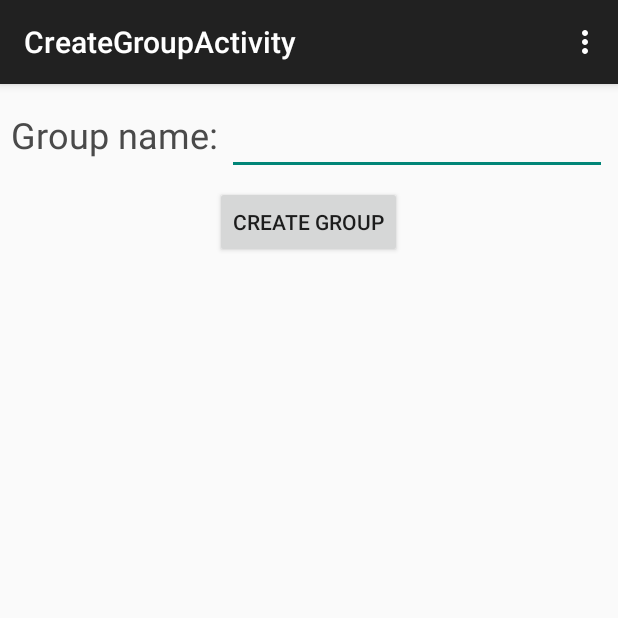
After one commit to mariiaVoitenko/dutyHelperAndroid, an Android app: the CreateGroupActivity screen opened directly, with no data from a screen before it, on a phone screen of 412 x 824 dp, the top half of it. The commit adds this screen. Run offline under Robolectric (Android 15) with nearby library versions, the phone set to English and light mode, and no system bars; libraries missing offline, so code that uses them is left out: retrofit.client; network calls fail.

Commit message:
Group details and editing name. No members adding

```diff
--- a/app/src/main/java/com/voitenko/dutyhelper/API/GroupsAPI.java
+++ b/app/src/main/java/com/voitenko/dutyhelper/API/GroupsAPI.java
@@ -4,10 +4,14 @@ import com.voitenko.dutyhelper.models.Category;
 import com.voitenko.dutyhelper.models.Duty;
 import com.voitenko.dutyhelper.models.Group;
 
+import java.util.ArrayList;
+
 import retrofit.Callback;
+import retrofit.http.Body;
 import retrofit.http.DELETE;
 import retrofit.http.GET;
 import retrofit.http.POST;
+import retrofit.http.PUT;
 import retrofit.http.Path;
 
 public interface GroupsAPI {
@@ -15,8 +19,14 @@ public interface GroupsAPI {
     public void getGroup(@Path("id") int id, Callback<Group> response);
 
     @POST("/api/user_groups")
-    public Group setGroup(Callback<Group> response);
+    public void setGroup(@Body Group group,Callback<String> response);
+
+    @PUT("/api/user_groups")
+    public void  editGroup(@Body Group group, Callback<String> response);
 
     @DELETE("/api/user_groups/{id}")
     public void deleteGroup(@Path("id") int id, Callback<Group> response);
+
+    @GET("/api/user_groups")
+    public void getAll(Callback<ArrayList<Group>> response);
 }
--- a/app/src/main/java/com/voitenko/dutyhelper/API/MembershipAPI.java
+++ b/app/src/main/java/com/voitenko/dutyhelper/API/MembershipAPI.java
@@ -1,12 +1,16 @@
 package com.voitenko.dutyhelper.API;
 
+import com.voitenko.dutyhelper.models.Group;
 import com.voitenko.dutyhelper.models.Membership;
 
 import java.util.ArrayList;
 
 import retrofit.Callback;
+import retrofit.http.Body;
 import retrofit.http.DELETE;
 import retrofit.http.GET;
+import retrofit.http.POST;
+import retrofit.http.PUT;
 import retrofit.http.Path;
 
 public interface MembershipAPI {
@@ -16,6 +20,12 @@ public interface MembershipAPI {
     @GET("/api/memberships")
     public void getAll(Callback<ArrayList<Membership>> response);
 
+    @POST("/api/memberships")
+    public void setMembership(@Body Membership membership,Callback<String> response);
+
+    @PUT("/api/memberships")
+    public void  editMembership(@Body Membership membership, Callback<String> response);
+
     @DELETE("/api/memberships/{id}")
     public void deleteAppointment(@Path("id") int id, Callback<Membership> response);
 }
--- a/app/src/main/java/com/voitenko/dutyhelper/ConstantsContainer.java
+++ b/app/src/main/java/com/voitenko/dutyhelper/ConstantsContainer.java
@@ -5,6 +5,7 @@ import android.os.Environment;
 public class ConstantsContainer {
     public static final String USER_ID = "userId";
     public static final String DUTY_ID = "dutyId";
+    public static final String GROUP_ID = "groupId";
     public static final String ENDPOINT = "http://dutyhelper-mielientiev.rhcloud.com/";
     public static final String RESTORE_PASSWORD_LINK = "http://dutyhelper-mielientiev.rhcloud.com/#/reset/request/";
     public static final String REGISTER_LINK = "http://dutyhelper-mielientiev.rhcloud.com/#/register/";
--- /dev/null
+++ b/app/src/main/java/com/voitenko/dutyhelper/activities/CreateGroupActivity.java
@@ -0,0 +1,156 @@
+package com.voitenko.dutyhelper.activities;
+
+import android.content.Intent;
+import android.support.v7.app.ActionBarActivity;
+import android.os.Bundle;
+import android.util.Log;
+import android.view.Menu;
+import android.view.MenuItem;
+import android.view.View;
+import android.widget.Button;
+import android.widget.EditText;
+
+import com.voitenko.dutyhelper.API.AppointmentAPI;
+import com.voitenko.dutyhelper.API.GroupsAPI;
+import com.voitenko.dutyhelper.API.MembershipAPI;
+import com.voitenko.dutyhelper.API.UsersAPI;
+import com.voitenko.dutyhelper.BL.DataConverter;
+import com.voitenko.dutyhelper.BL.ServiceGenerator;
+import com.voitenko.dutyhelper.ConstantsContainer;
+import com.voitenko.dutyhelper.R;
+import com.voitenko.dutyhelper.models.Group;
+import com.voitenko.dutyhelper.models.Membership;
+import com.voitenko.dutyhelper.models.Status;
+import com.voitenko.dutyhelper.models.User;
+
+import java.util.ArrayList;
+
+import retrofit.Callback;
+import retrofit.RetrofitError;
+import retrofit.client.Response;
+
+
+public class CreateGroupActivity extends ActionBarActivity {
+
+    @Override
+    protected void onCreate(Bundle savedInstanceState) {
+        super.onCreate(savedInstanceState);
+        setContentView(R.layout.activity_create_group);
+        Button createButton = (Button) findViewById(R.id.create_group_button);
+        createButton.setOnClickListener(new View.OnClickListener() {
+            @Override
+            public void onClick(View v) {
+                EditText nameEditText = (EditText) findViewById(R.id.group_name);
+                final String name = nameEditText.getText().toString();
+                createGroup(name);
+            }
+        });
+
+    }
+
+    @Override
+    public boolean onCreateOptionsMenu(Menu menu) {
+        getMenuInflater().inflate(R.menu.menu_main, menu);
+        return true;
+    }
+
+    @Override
+    public boolean onOptionsItemSelected(MenuItem item) {
+        int id = item.getItemId();
+
+        if (id == R.id.action_logout) {
+            Intent intent = new Intent(CreateGroupActivity.this, RPLoginActivity.class);
+            startActivity(intent);
+            finish();
+            return true;
+        }
+        if (id == R.id.action_duties) {
+            Intent intent = new Intent(CreateGroupActivity.this, DutiesListActivity.class);
+            startActivity(intent);
+            finish();
+            return true;
+        }
+        if (id == R.id.action_home) {
+            Intent intent = new Intent(CreateGroupActivity.this, MainActivity.class);
+            startActivity(intent);
+            finish();
+            return true;
+        }
+        if (id == R.id.action_emergency) {
+            Intent intent = new Intent(CreateGroupActivity.this, EmergencyDutiesListActivity.class);
+            startActivity(intent);
+            finish();
+            return true;
+        }
+
+        if (id == R.id.action_groups) {
+            Intent intent = new Intent(CreateGroupActivity.this, GroupListActivity.class);
+            startActivity(intent);
+            finish();
+            return true;
+        }
+
+        return super.onOptionsItemSelected(item);
+    }
+
+    private void createGroup(String groupName) {
+        final String name = groupName;
+        final ServiceGenerator serviceGenerator = new ServiceGenerator();
+        final GroupsAPI groupsAPI = serviceGenerator.createService(GroupsAPI.class, ConstantsContainer.ENDPOINT);
+        final UsersAPI usersAPI = serviceGenerator.createService(UsersAPI.class, ConstantsContainer.ENDPOINT);
+        final MembershipAPI membershipAPI = serviceGenerator.createService(MembershipAPI.class, ConstantsContainer.ENDPOINT);
+        groupsAPI.setGroup(new Group(name), new Callback<String>() {
+            @Override
+            public void success(String s, Response response) {
+                final Status status = new Status(1044, "boss");
+                groupsAPI.getAll(new Callback<ArrayList<Group>>() {
+                    @Override
+                    public void success(ArrayList<Group> groups, Response response) {
+                        int id = 0;
+                        for (Group g : groups) {
+                            if (g.getName().equals(name)) {
+                                id = g.getId();
+                            }
+                        }
+                        final Group group = new Group(id, name);
+                        usersAPI.getUserByEmail(DataConverter.getEmail(), new Callback<User>() {
+                            @Override
+                            public void success(User user, Response response) {
+                                final User currentUser = user;
+                                Membership membership = new Membership(status, currentUser, group);
+                                membershipAPI.setMembership(membership, new Callback<String>() {
+                                    @Override
+                                    public void success(String s, Response response) {
+                                        Intent intent = new Intent(CreateGroupActivity.this, MainActivity.class);
+                                        startActivity(intent);
+                                        Log.d("Membership", "DONE");
+                                    }
+
+                                    @Override
+                                    public void failure(RetrofitError error) {
+                                        Log.d("Membership", "NOT DONE");
+                                    }
+                                });
+                            }
+
+                            @Override
+                            public void failure(RetrofitError error) {
+                                Log.d("Email", "NOT DONE");
+                            }
+                        });
+                    }
+
+                    @Override
+                    public void failure(RetrofitError error) {
+                        Log.d("Group", "NOT DONE");
+                    }
+                });
+            }
+
+            @Override
+            public void failure(RetrofitError error) {
+                Log.d("Group creation", "NOT DONE");
+            }
+        });
+    }
+}
--- a/app/src/main/java/com/voitenko/dutyhelper/models/Status.java
+++ b/app/src/main/java/com/voitenko/dutyhelper/models/Status.java
@@ -15,6 +15,11 @@ public class Status {
         return id;
     }
 
+    public Status(Integer id, String name) {
+        this.id = id;
+        this.name = name;
+    }
+
     public void setId(Integer id) {
         this.id = id;
     }
--- /dev/null
+++ b/app/src/main/res/layout/activity_create_group.xml
@@ -0,0 +1,41 @@
+<LinearLayout xmlns:android="http://schemas.android.com/apk/res/android"
+    android:layout_width="match_parent"
+    android:layout_height="match_parent"
+    android:orientation="vertical">
+
+    <LinearLayout xmlns:android="http://schemas.android.com/apk/res/android"
+        xmlns:tools="http://schemas.android.com/tools"
+        android:layout_width="match_parent"
+        android:layout_height="wrap_content"
+        android:orientation="horizontal"
+        android:padding="7dp">
+
+        <TextView
+            android:id="@+id/nameLabel"
+            android:layout_width="wrap_content"
+            android:layout_height="wrap_content"
+            android:paddingTop="10dp"
+            android:text="Group name: "
+            android:textColor="#4a4a4a"
+            android:textSize="24sp" />
+
+        <EditText
+            android:id="@+id/group_name"
+            android:layout_width="fill_parent"
+            android:layout_height="wrap_content"
+            android:layout_gravity="left"
+            android:text=""
+            android:textColor="#4a4a4a"
+            android:textSize="24sp"
+            android:textStyle="italic" />
+
+    </LinearLayout>
+
+
+    <Button
+        android:id="@+id/create_group_button"
+        android:layout_width="wrap_content"
+        android:layout_height="wrap_content"
+        android:text="Create group"
+        android:layout_gravity="center"/>
+</LinearLayout>
--- a/app/src/main/res/values/strings.xml
+++ b/app/src/main/res/values/strings.xml
@@ -40,4 +40,6 @@
         <item>medium</item>
         <item>low</item>
     </string-array>
+    <string name="title_activity_create_group">CreateGroupActivity</string>
+    <string name="title_activity_group_details">GroupDetailsActivity</string>
 </resources>
```
Also changed, not shown: app/src/main/AndroidManifest.xml (+8 -0 lines), app/src/main/java/com/voitenko/dutyhelper/activities/GroupDetailsActivity.java (added, +109 -0 lines), app/src/main/java/com/voitenko/dutyhelper/activities/GroupListActivity.java (+15 -0 lines), app/src/main/java/com/voitenko/dutyhelper/activities/MainActivity.java (+7 -0 lines), app/src/main/java/com/voitenko/dutyhelper/models/Group.java (+22 -0 lines), app/src/main/java/com/voitenko/dutyhelper/models/Membership.java (+14 -0 lines), app/src/main/res/layout/activity_group_details.xml (added, +54 -0 lines), app/src/main/res/layout/activity_group_list.xml (+8 -1 lines).
